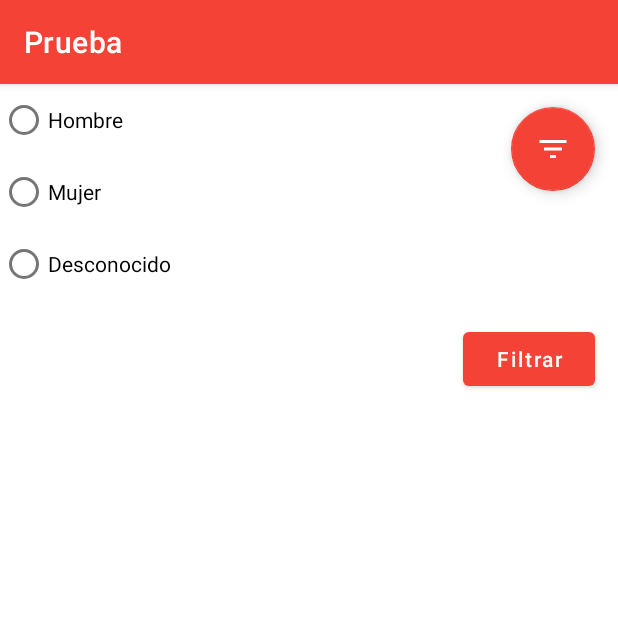
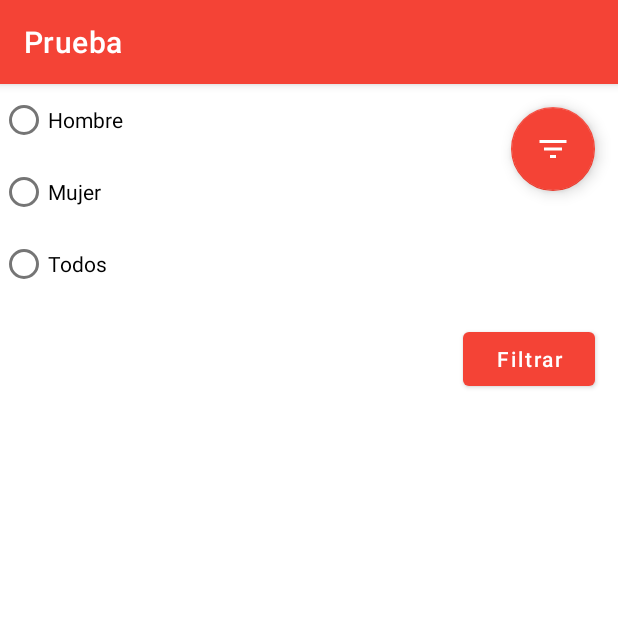
Before and after one commit to Bellanco/MVVM_Test, an Android app: the screen it shows after launch (MainActivity), after a tap on "Filtrar", on a phone screen of 412 x 824 dp, the top half of it. Run offline under Robolectric (Android 15) with nearby library versions, the phone set to English and light mode, and no system bars; our stand-ins replace navigation-ui; network calls fail; 1 statement that could not run was skipped.

```diff
--- a/app/src/main/res/values/strings.xml
+++ b/app/src/main/res/values/strings.xml
@@ -16,6 +16,6 @@
     <string name="label_name">Nombre</string>
     <string name="label_male">Hombre</string>
     <string name="label_female">Mujer</string>
-    <string name="label_unknown">Desconocido</string>
+    <string name="label_unknown">Todos</string>
     <string name="filter">Filtrar</string>
 </resources>
```
Also changed, not shown: app/src/main/java/com/deromang/test/ui/second/SecondFragment.kt (+0 -3 lines), 1 other file.
